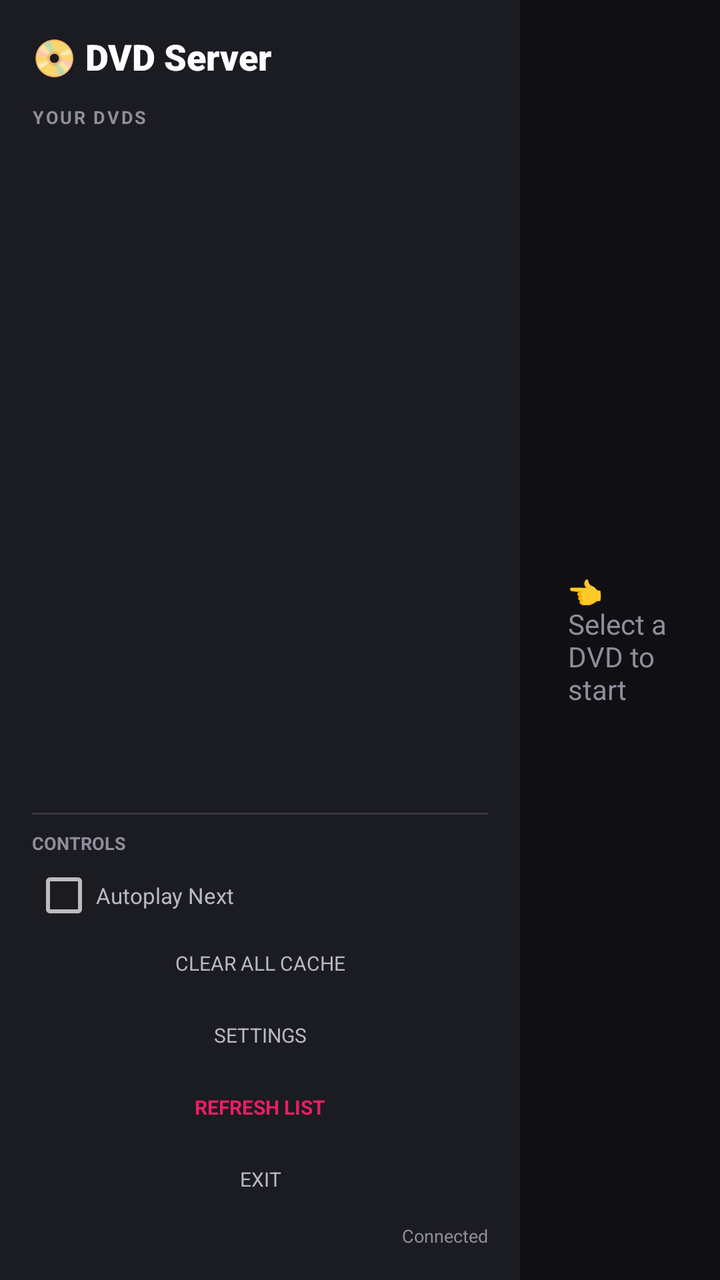
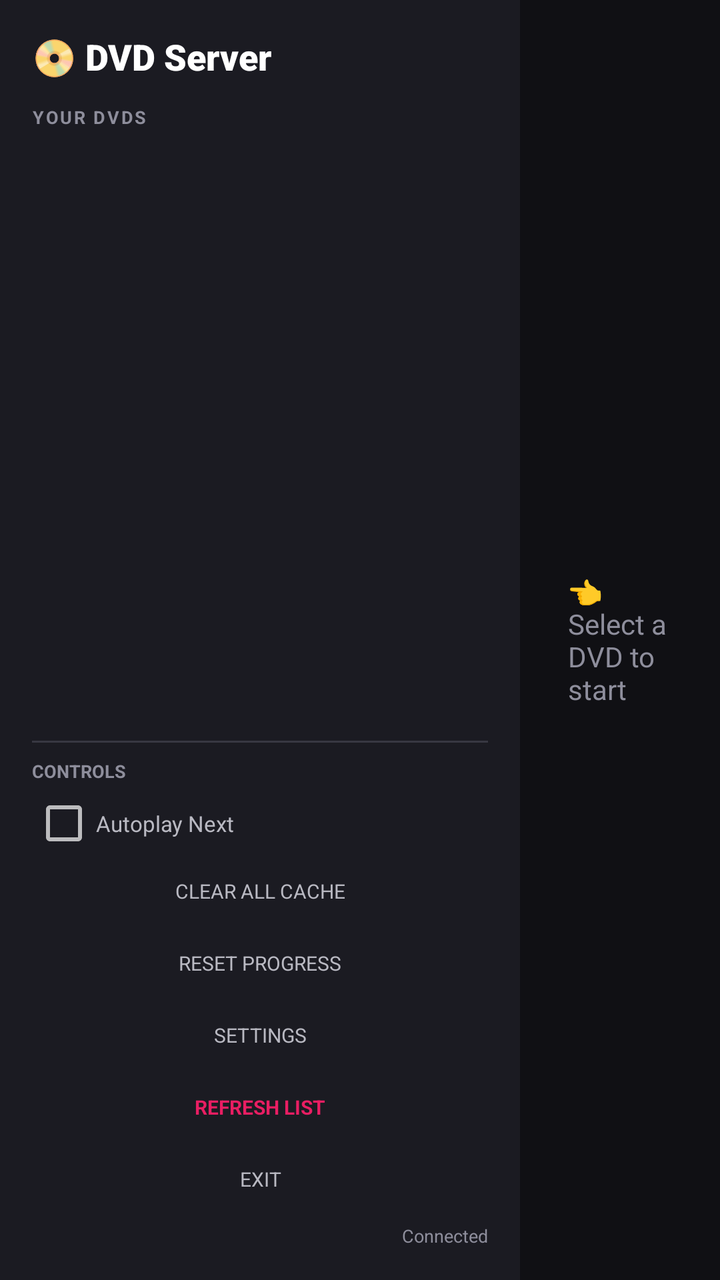

The first picture is an Android layout as it rendered before a commit; the second is the same layout after the commit. The layout source and the unified diff follow.
<!-- AndroidManifest.xml: application theme Theme.DVDServer -->
<!-- res/layout/activity_main.xml -->
<?xml version="1.0" encoding="utf-8"?>
<FrameLayout xmlns:android="http://schemas.android.com/apk/res/android"
    android:layout_width="match_parent"
    android:layout_height="match_parent"
    android:background="@color/bg">

    <LinearLayout
        android:layout_width="match_parent"
        android:layout_height="match_parent"
        android:orientation="horizontal"
        android:baselineAligned="false">

        
        <LinearLayout
            android:id="@+id/sidebar"
            android:layout_width="260dp"
            android:layout_height="match_parent"
            android:orientation="vertical"
            android:background="@color/panel"
            android:padding="16dp">

            <TextView
                android:id="@+id/appTitle"
                android:layout_width="wrap_content"
                android:layout_height="wrap_content"
                android:text="📀 DVD Server"
                android:textColor="@color/text_primary"
                android:textSize="18sp"
                android:fontFamily="sans-serif-black"
                android:layout_marginBottom="12dp" />

            <TextView
                android:layout_width="wrap_content"
                android:layout_height="wrap_content"
                android:text="YOUR DVDS"
                android:textColor="@color/text_dim"
                android:textSize="9sp"
                android:textStyle="bold"
                android:letterSpacing="0.1"
                android:layout_marginBottom="6dp"
                android:tag="label_dvds" />

            <androidx.recyclerview.widget.RecyclerView
                android:id="@+id/dvdRecycler"
                android:layout_width="match_parent"
                android:layout_height="0dp"
                android:layout_weight="1"
                android:scrollbars="vertical"
                android:clipToPadding="false" />

            <View
                android:layout_width="match_parent"
                android:layout_height="1dp"
                android:background="@color/border_soft"
                android:layout_marginVertical="8dp" />

            
            <TextView
                android:layout_width="wrap_content"
                android:layout_height="wrap_content"
                android:text="CONTROLS"
                android:textColor="@color/text_dim"
                android:textSize="9sp"
                android:textStyle="bold"
                android:layout_marginBottom="4dp"
                android:tag="label_controls" />

            <CheckBox
                android:id="@+id/autoplayToggle"
                android:layout_width="match_parent"
                android:layout_height="wrap_content"
                android:text="Autoplay Next"
                android:textColor="@color/text_secondary"
                android:textSize="11sp"
                android:focusable="true" />

            <Button
                android:id="@+id/clearCacheBtn"
                style="@style/Widget.AppCompat.Button.Borderless"
                android:layout_width="match_parent"
                android:layout_height="36dp"
                android:text="CLEAR ALL CACHE"
                android:textSize="10sp"
                android:textColor="@color/text_secondary"
                android:focusable="true"
                android:tag="btn_cache" />

            <Button
                android:id="@+id/settingsButton"
                style="@style/Widget.AppCompat.Button.Borderless"
                android:layout_width="match_parent"
                android:layout_height="36dp"
                android:text="SETTINGS"
                android:textSize="10sp"
                android:textColor="@color/text_secondary"
                android:focusable="true"
                android:tag="btn_settings" />

            <Button
                android:id="@+id/refreshButton"
                style="@style/Widget.AppCompat.Button.Borderless"
                android:layout_width="match_parent"
                android:layout_height="36dp"
                android:text="REFRESH LIST"
                android:textSize="10sp"
                android:textColor="@color/accent"
                android:textStyle="bold"
                android:focusable="true"
                android:tag="btn_refresh" />

            <Button
                android:id="@+id/exitButton"
                style="@style/Widget.AppCompat.Button.Borderless"
                android:layout_width="match_parent"
                android:layout_height="36dp"
                android:text="EXIT"
                android:textSize="10sp"
                android:textColor="@color/text_secondary"
                android:focusable="true"
                android:tag="btn_exit" />

            <TextView
                android:id="@+id/statusText"
                android:layout_width="match_parent"
                android:layout_height="wrap_content"
                android:text="Connected"
                android:textColor="@color/text_dim"
                android:textSize="9sp"
                android:gravity="end"
                android:layout_marginTop="4dp" />
        </LinearLayout>

        
        <FrameLayout
            android:id="@+id/mainContent"
            android:layout_width="0dp"
            android:layout_height="match_parent"
            android:layout_weight="1"
            android:padding="24dp">

            
            <LinearLayout
                android:id="@+id/emptyState"
                android:layout_width="match_parent"
                android:layout_height="match_parent"
                android:gravity="center"
                android:orientation="vertical">

                <TextView
                    android:layout_width="wrap_content"
                    android:layout_height="wrap_content"
                    android:text="👈 Select a DVD to start"
                    android:textColor="@color/text_dim"
                    android:textSize="14sp"
                    android:tag="empty_text" />
            </LinearLayout>

            
            <LinearLayout
                android:id="@+id/dvdDetails"
                android:layout_width="match_parent"
                android:layout_height="match_parent"
                android:orientation="vertical"
                android:visibility="gone">

                <TextView
                    android:id="@+id/selectedDvdName"
                    android:layout_width="match_parent"
                    android:layout_height="wrap_content"
                    android:text="Movie Name"
                    android:textColor="@color/text_primary"
                    android:textSize="24sp"
                    android:fontFamily="sans-serif-black" />

                <TextView
                    android:id="@+id/selectedDvdPath"
                    android:layout_width="match_parent"
                    android:layout_height="wrap_content"
                    android:text="/path/to/movie"
                    android:textColor="@color/text_dim"
                    android:textSize="11sp"
                    android:layout_marginBottom="16dp" />

                <View
                    android:layout_width="match_parent"
                    android:layout_height="1dp"
                    android:background="@color/border_soft"
                    android:layout_marginBottom="16dp" />

                <LinearLayout
                    android:layout_width="match_parent"
                    android:layout_height="wrap_content"
                    android:orientation="horizontal"
                    android:gravity="center_vertical"
                    android:layout_marginBottom="6dp">

                    <TextView
                        android:layout_width="0dp"
                        android:layout_height="wrap_content"
                        android:layout_weight="1"
                        android:text="SELECT TITLE"
                        android:textColor="@color/text_dim"
                        android:textSize="9sp"
                        android:textStyle="bold"
                        android:letterSpacing="0.1"
                        android:tag="label_select_title" />

                    <TextView
                        android:layout_width="wrap_content"
                        android:layout_height="wrap_content"
                        android:text="SORT BY"
                        android:textColor="@color/text_dim"
                        android:textSize="9sp"
                        android:textStyle="bold"
                        android:layout_marginEnd="8dp"
                        android:tag="label_sort_by" />

                    <Button
                        android:id="@+id/sortButton"
                        style="@style/Widget.AppCompat.Button.Borderless"
                        android:layout_width="120dp"
                        android:layout_height="32dp"
                        android:background="@drawable/tv_card"
                        android:text="By Name"
                        android:textSize="10sp"
                        android:textColor="@color/text_secondary"
                        android:gravity="start|center_vertical"
                        android:paddingStart="8dp"
                        android:focusable="true" />
                </LinearLayout>

                <Button
                    android:id="@+id/titleSelectBtn"
                    style="@style/Widget.AppCompat.Button.Borderless"
                    android:layout_width="match_parent"
                    android:layout_height="42dp"
                    android:background="@drawable/tv_card"
                    android:paddingHorizontal="12dp"
                    android:layout_marginBottom="16dp"
                    android:text="Choose Title..."
                    android:textSize="12sp"
                    android:textColor="@color/text_primary"
                    android:gravity="start|center_vertical"
                    android:focusable="true" />

                <LinearLayout
                    android:layout_width="match_parent"
                    android:layout_height="wrap_content"
                    android:orientation="horizontal"
                    android:baselineAligned="false">

                    <LinearLayout
                        android:layout_width="0dp"
                        android:layout_height="wrap_content"
                        android:layout_weight="1"
                        android:orientation="vertical"
                        android:layout_marginEnd="8dp">

                        <TextView
                            android:layout_width="wrap_content"
                            android:layout_height="wrap_content"
                            android:text="AUDIO TRACK"
                            android:textColor="@color/text_dim"
                            android:textSize="9sp"
                            android:textStyle="bold"
                            android:layout_marginBottom="4dp"
                            android:tag="label_audio" />

                        <Button
                            android:id="@+id/audioSelectBtn"
                            style="@style/Widget.AppCompat.Button.Borderless"
                            android:layout_width="match_parent"
                            android:layout_height="36dp"
                            android:background="@drawable/tv_card"
                            android:paddingHorizontal="8dp"
                            android:text="Audio"
                            android:textSize="11sp"
                            android:textColor="@color/text_primary"
                            android:gravity="start|center_vertical"
                            android:focusable="true" />
                    </LinearLayout>

                    <LinearLayout
                        android:layout_width="0dp"
                        android:layout_height="wrap_content"
                        android:layout_weight="1"
                        android:orientation="vertical"
                        android:layout_marginStart="8dp">

                        <TextView
                            android:layout_width="wrap_content"
                            android:layout_height="wrap_content"
                            android:text="SUBTITLES"
                            android:textColor="@color/text_dim"
                            android:textSize="9sp"
                            android:textStyle="bold"
                            android:layout_marginBottom="4dp"
                            android:tag="label_subs" />

                        <Button
                            android:id="@+id/subtitleSelectBtn"
                            style="@style/Widget.AppCompat.Button.Borderless"
                            android:layout_width="match_parent"
                            android:layout_height="36dp"
                            android:background="@drawable/tv_card"
                            android:paddingHorizontal="8dp"
                            android:text="Subtitles"
                            android:textSize="11sp"
                            android:textColor="@color/text_primary"
                            android:gravity="start|center_vertical"
                            android:focusable="true" />
                    </LinearLayout>
                </LinearLayout>

                <Button
                    android:id="@+id/playButton"
                    style="@style/Widget.AppCompat.Button.Colored"
                    android:layout_width="160dp"
                    android:layout_height="48dp"
                    android:text="PLAY NOW"
                    android:textSize="13sp"
                    android:textStyle="bold"
                    android:backgroundTint="@color/accent"
                    android:layout_marginTop="24dp"
                    android:focusable="true" />

                <ImageView
                    android:id="@+id/selectedDvdCover"
                    android:layout_width="160dp"
                    android:layout_height="240dp"
                    android:layout_marginTop="32dp"
                    android:scaleType="fitCenter"
                    android:background="@drawable/tv_card"
                    android:visibility="gone" />

            </LinearLayout>
        </FrameLayout>
    </LinearLayout>

    
    <View
        android:id="@+id/dimOverlay"
        android:layout_width="match_parent"
        android:layout_height="match_parent"
        android:background="#E6000000"
        android:visibility="gone"
        android:clickable="true"
        android:focusable="true" />

</FrameLayout>
<!-- resources referenced by this layout -->
<resources>
  <color name="accent">#E91E63</color>
  <color name="bg">#101014</color>
  <color name="border_soft">#383842</color>
  <color name="panel">#1B1B22</color>
  <color name="text_dim">#8E8E9C</color>
  <color name="text_primary">#FFFFFF</color>
  <color name="text_secondary">#B9B9C2</color>
  <!-- drawable tv_card (drawable) -->
  <?xml version="1.0" encoding="utf-8"?>
  <selector xmlns:android="http://schemas.android.com/apk/res/android">
      <item android:state_focused="true">
          <shape>
              <solid android:color="@color/panel_selected"/>
              <corners android:radius="0dp"/>
              <stroke android:width="2dp" android:color="@color/accent"/>
          </shape>
      </item>
      <item>
          <shape>
              <solid android:color="@color/panel"/>
              <corners android:radius="0dp"/>
              <stroke android:width="1dp" android:color="#383842"/>
          </shape>
      </item>
  </selector>
  <style name="Theme.DVDServer" parent="Theme.AppCompat.NoActionBar">
          <item name="android:fontFamily">sans-serif</item>
          <item name="android:windowActionModeOverlay">true</item>
          <item name="android:colorAccent">#E91E63</item>
          <item name="android:navigationBarColor">#000000</item>
          <item name="android:windowLightNavigationBar">false</item>
          <item name="android:windowBackground">#101014</item>
      </style>
  <color name="panel_selected">#30303B</color>
</resources>

<!-- the commit's change to res/layout/activity_main.xml (unified diff, before → after) -->
@@ -84,6 +84,17 @@
                 android:textColor="@color/text_secondary"
                 android:focusable="true"
                 android:tag="btn_cache" />
+
+            <Button
+                android:id="@+id/resetProgressBtn"
+                style="@style/Widget.AppCompat.Button.Borderless"
+                android:layout_width="match_parent"
+                android:layout_height="36dp"
+                android:text="RESET PROGRESS"
+                android:textSize="10sp"
+                android:textColor="@color/text_secondary"
+                android:focusable="true"
+                android:tag="btn_reset_progress" />
 
             <Button
                 android:id="@+id/settingsButton"
@@ -236,11 +247,25 @@
                     android:layout_height="42dp"
                     android:background="@drawable/tv_card"
                     android:paddingHorizontal="12dp"
-                    android:layout_marginBottom="16dp"
+                    android:layout_marginBottom="8dp"
                     android:text="Choose Title..."
                     android:textSize="12sp"
                     android:textColor="@color/text_primary"
                     android:gravity="start|center_vertical"
+                    android:focusable="true" />
+
+                <Button
+                    android:id="@+id/resetTitleProgressBtn"
+                    style="@style/Widget.AppCompat.Button.Borderless"
+                    android:layout_width="match_parent"
+                    android:layout_height="32dp"
+                    android:background="@drawable/tv_card"
+                    android:paddingHorizontal="12dp"
+                    android:layout_marginBottom="16dp"
+                    android:text="RESET TITLE PROGRESS"
+                    android:textSize="10sp"
+                    android:textColor="@color/text_secondary"
+                    android:gravity="center"
                     android:focusable="true" />
 
                 <LinearLayout
